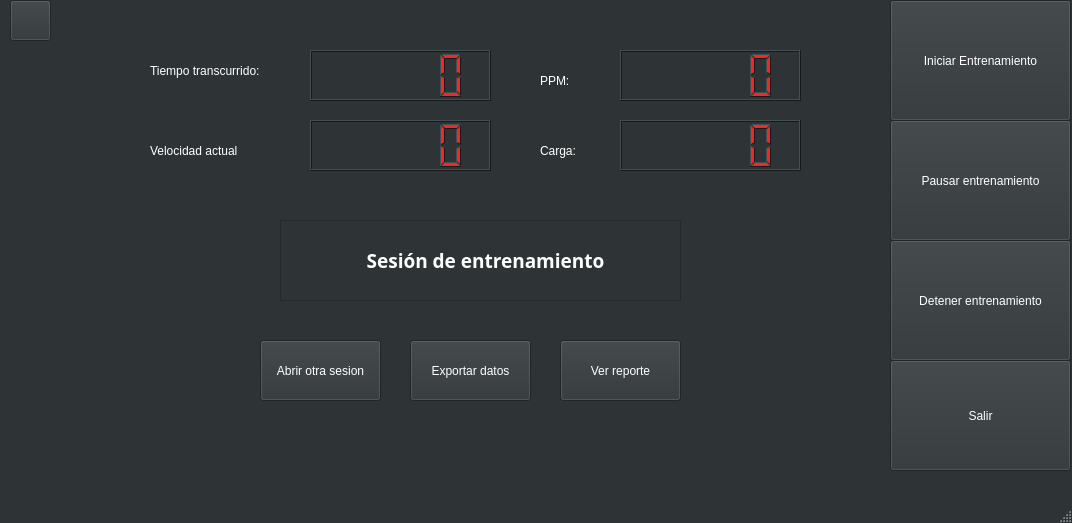
Old version of the form cardiowindow.ui in the repository JorgeGuerra99/software_sport_bike.
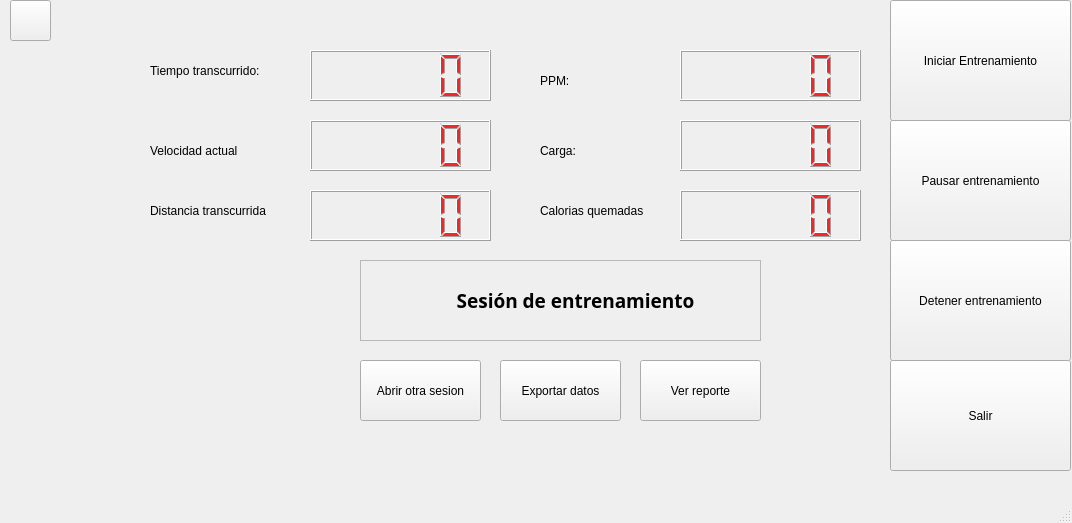
New version of the form. Icons and pictures are not drawn.

Commit message: 11feb saqué de weightloss el botón de exportar datos y puse ver reporte, además de la bipolaridad me salta una falla en weightloss que presiono detener y me cierra todo (se rompió:'( jaja) y agregué a cardió dos lcd que debe mostrar la distancia y calorias quemadas

Patch:
```diff
--- a/cardiowindow.ui
+++ b/cardiowindow.ui
@@ -76,15 +76,6 @@
        </color>
       </brush>
      </colorrole>
-     <colorrole role="BrightText">
-      <brush brushstyle="SolidPattern">
-       <color alpha="255">
-        <red>255</red>
-        <green>255</green>
-        <blue>255</blue>
-       </color>
-      </brush>
-     </colorrole>
      <colorrole role="ButtonText">
       <brush brushstyle="SolidPattern">
        <color alpha="255">
@@ -139,24 +130,6 @@
        </color>
       </brush>
      </colorrole>
-     <colorrole role="ToolTipBase">
-      <brush brushstyle="SolidPattern">
-       <color alpha="255">
-        <red>255</red>
-        <green>255</green>
-        <blue>220</blue>
-       </color>
-      </brush>
-     </colorrole>
-     <colorrole role="ToolTipText">
-      <brush brushstyle="SolidPattern">
-       <color alpha="255">
-        <red>0</red>
-        <green>0</green>
-        <blue>0</blue>
-       </color>
-      </brush>
-     </colorrole>
      <colorrole role="PlaceholderText">
       <brush brushstyle="SolidPattern">
        <color alpha="128">
@@ -171,153 +144,126 @@
      <colorrole role="WindowText">
       <brush brushstyle="SolidPattern">
        <color alpha="255">
-        <red>255</red>
-        <green>255</green>
-        <blue>255</blue>
+        <red>0</red>
+        <green>0</green>
+        <blue>0</blue>
        </color>
       </brush>
      </colorrole>
      <colorrole role="Button">
       <brush brushstyle="SolidPattern">
        <color alpha="255">
-        <red>46</red>
-        <green>52</green>
-        <blue>54</blue>
+        <red>239</red>
+        <green>239</green>
+        <blue>239</blue>
        </color>
       </brush>
      </colorrole>
      <colorrole role="Light">
       <brush brushstyle="SolidPattern">
        <color alpha="255">
-        <red>69</red>
-        <green>78</green>
-        <blue>81</blue>
+        <red>255</red>
+        <green>255</green>
+        <blue>255</blue>
        </color>
       </brush>
      </colorrole>
      <colorrole role="Midlight">
       <brush brushstyle="SolidPattern">
        <color alpha="255">
-        <red>57</red>
-        <green>65</green>
-        <blue>67</blue>
+        <red>202</red>
+        <green>202</green>
+        <blue>202</blue>
        </color>
       </brush>
      </colorrole>
      <colorrole role="Dark">
       <brush brushstyle="SolidPattern">
        <color alpha="255">
-        <red>23</red>
-        <green>26</green>
-        <blue>27</blue>
+        <red>159</red>
+        <green>159</green>
+        <blue>159</blue>
        </color>
       </brush>
      </colorrole>
      <colorrole role="Mid">
       <brush brushstyle="SolidPattern">
        <color alpha="255">
-        <red>31</red>
-        <green>35</green>
-        <blue>36</blue>
+        <red>184</red>
+        <green>184</green>
+        <blue>184</blue>
        </color>
       </brush>
      </colorrole>
      <colorrole role="Text">
       <brush brushstyle="SolidPattern">
        <color alpha="255">
-        <red>255</red>
-        <green>255</green>
-        <blue>255</blue>
-       </color>
-      </brush>
-     </colorrole>
-     <colorrole role="BrightText">
-      <brush brushstyle="SolidPattern">
-       <color alpha="255">
-        <red>255</red>
-        <green>255</green>
-        <blue>255</blue>
+        <red>0</red>
+        <green>0</green>
+        <blue>0</blue>
        </color>
       </brush>
      </colorrole>
      <colorrole role="ButtonText">
       <brush brushstyle="SolidPattern">
        <color alpha="255">
-        <red>255</red>
-        <green>255</green>
-        <blue>255</blue>
+        <red>0</red>
+        <green>0</green>
+        <blue>0</blue>
        </color>
       </brush>
      </colorrole>
      <colorrole role="Base">
       <brush brushstyle="SolidPattern">
        <color alpha="255">
-        <red>0</red>
-        <green>0</green>
-        <blue>0</blue>
+        <red>255</red>
+        <green>255</green>
+        <blue>255</blue>
        </color>
       </brush>
      </colorrole>
      <colorrole role="Window">
       <brush brushstyle="SolidPattern">
        <color alpha="255">
-        <red>46</red>
-        <green>52</green>
-        <blue>54</blue>
+        <red>239</red>
+        <green>239</green>
+        <blue>239</blue>
        </color>
       </brush>
      </colorrole>
      <colorrole role="Shadow">
       <brush brushstyle="SolidPattern">
        <color alpha="255">
-        <red>0</red>
-        <green>0</green>
-        <blue>0</blue>
+        <red>118</red>
+        <green>118</green>
+        <blue>118</blue>
        </color>
       </brush>
      </colorrole>
      <colorrole role="Highlight">
       <brush brushstyle="SolidPattern">
        <color alpha="255">
-        <red>78</red>
-        <green>154</green>
-        <blue>6</blue>
+        <red>48</red>
+        <green>140</green>
+        <blue>198</blue>
        </color>
       </brush>
      </colorrole>
      <colorrole role="AlternateBase">
       <brush brushstyle="SolidPattern">
        <color alpha="255">
-        <red>23</red>
-        <green>26</green>
-        <blue>27</blue>
-       </color>
-      </brush>
-     </colorrole>
-     <colorrole role="ToolTipBase">
-      <brush brushstyle="SolidPattern">
-       <color alpha="255">
-        <red>255</red>
-        <green>255</green>
-        <blue>220</blue>
-       </color>
-      </brush>
-     </colorrole>
-     <colorrole role="ToolTipText">
-      <brush brushstyle="SolidPattern">
-       <color alpha="255">
-        <red>0</red>
-        <green>0</green>
-        <blue>0</blue>
+        <red>247</red>
+        <green>247</green>
+        <blue>247</blue>
        </color>
       </brush>
      </colorrole>
      <colorrole role="PlaceholderText">
       <brush brushstyle="SolidPattern">
        <color alpha="128">
-        <red>255</red>
-        <green>255</green>
-        <blue>255</blue>
+        <red>0</red>
+        <green>0</green>
+        <blue>0</blue>
        </color>
       </brush>
      </colorrole>
@@ -386,15 +332,6 @@
        </color>
       </brush>
      </colorrole>
-     <colorrole role="BrightText">
-      <brush brushstyle="SolidPattern">
-       <color alpha="255">
-        <red>255</red>
-        <green>255</green>
-        <blue>255</blue>
-       </color>
-      </brush>
-     </colorrole>
      <colorrole role="ButtonText">
       <brush brushstyle="SolidPattern">
        <color alpha="255">
@@ -425,9 +362,9 @@
      <colorrole role="Shadow">
       <brush brushstyle="SolidPattern">
        <color alpha="255">
-        <red>0</red>
-        <green>0</green>
-        <blue>0</blue>
+        <red>177</red>
+        <green>177</green>
+        <blue>177</blue>
        </color>
       </brush>
      </colorrole>
@@ -443,39 +380,21 @@
      <colorrole role="AlternateBase">
       <brush brushstyle="SolidPattern">
        <color alpha="255">
-        <red>46</red>
-        <green>52</green>
-        <blue>54</blue>
+        <red>247</red>
+        <green>247</green>
+        <blue>247</blue>
        </color>
       </brush>
      </colorrole>
-     <colorrole role="ToolTipBase">
+     <colorrole role="PlaceholderText">
       <brush brushstyle="SolidPattern">
-       <color alpha="255">
-        <red>255</red>
-        <green>255</green>
-        <blue>220</blue>
-       </color>
-      </brush>
-     </colorrole>
-     <colorrole role="ToolTipText">
-      <brush brushstyle="SolidPattern">
-       <color alpha="255">
+       <color alpha="128">
         <red>0</red>
         <green>0</green>
         <blue>0</blue>
        </color>
       </brush>
      </colorrole>
-     <colorrole role="PlaceholderText">
-      <brush brushstyle="SolidPattern">
-       <color alpha="128">
-        <red>255</red>
-        <green>255</green>
-        <blue>255</blue>
-       </color>
-      </brush>
-     </colorrole>
     </disabled>
    </palette>
   </property>
@@ -632,7 +551,7 @@
    <widget class="QLCDNumber" name="lcdNumber_3">
     <property name="geometry">
      <rect>
-      <x>620</x>
+      <x>680</x>
       <y>120</y>
       <width>181</width>
       <height>51</height>
@@ -679,7 +598,7 @@
    <widget class="QLCDNumber" name="lcdNumber_4">
     <property name="geometry">
      <rect>
-      <x>620</x>
+      <x>680</x>
       <y>50</y>
       <width>181</width>
       <height>51</height>
@@ -765,8 +684,8 @@
    <widget class="QPushButton" name="pushButton_4">
     <property name="geometry">
      <rect>
-      <x>410</x>
-      <y>340</y>
+      <x>500</x>
+      <y>360</y>
       <width>121</width>
       <height>61</height>
      </rect>
@@ -791,8 +710,8 @@
    <widget class="QFrame" name="frame">
     <property name="geometry">
      <rect>
-      <x>280</x>
-      <y>220</y>
+      <x>360</x>
+      <y>260</y>
       <width>401</width>
       <height>81</height>
      </rect>
@@ -806,7 +725,7 @@
     <widget class="QLabel" name="label_5">
      <property name="geometry">
       <rect>
-       <x>20</x>
+       <x>30</x>
        <y>10</y>
        <width>371</width>
        <height>61</height>
@@ -816,7 +735,6 @@
       <font>
        <family>Source Code Pro</family>
        <pointsize>14</pointsize>
-       <weight>75</weight>
        <italic>false</italic>
        <bold>true</bold>
       </font>
@@ -835,8 +753,8 @@
    <widget class="QPushButton" name="pushButton_6">
     <property name="geometry">
      <rect>
-      <x>260</x>
-      <y>340</y>
+      <x>360</x>
+      <y>360</y>
       <width>121</width>
       <height>61</height>
      </rect>
@@ -871,8 +789,8 @@
    <widget class="QPushButton" name="pushButton_8">
     <property name="geometry">
      <rect>
-      <x>560</x>
-      <y>340</y>
+      <x>640</x>
+      <y>360</y>
       <width>121</width>
       <height>61</height>
      </rect>
@@ -881,6 +799,126 @@
      <string>Ver reporte</string>
     </property>
    </widget>
+   <widget class="QLabel" name="label_6">
+    <property name="geometry">
+     <rect>
+      <x>150</x>
+      <y>190</y>
+      <width>171</width>
+      <height>41</height>
+     </rect>
+    </property>
+    <property name="text">
+     <string>Distancia transcurrida</string>
+    </property>
+   </widget>
+   <widget class="QLabel" name="label_7">
+    <property name="geometry">
+     <rect>
+      <x>540</x>
+      <y>190</y>
+      <width>131</width>
+      <height>41</height>
+     </rect>
+    </property>
+    <property name="text">
+     <string>Calorias quemadas</string>
+    </property>
+   </widget>
+   <widget class="QLCDNumber" name="lcdNumber_6">
+    <property name="geometry">
+     <rect>
+      <x>680</x>
+      <y>190</y>
+      <width>181</width>
+      <height>51</height>
+     </rect>
+    </property>
+    <property name="palette">
+     <palette>
+      <active>
+       <colorrole role="WindowText">
+        <brush brushstyle="SolidPattern">
+         <color alpha="255">
+          <red>239</red>
+          <green>41</green>
+          <blue>41</blue>
+         </color>
+        </brush>
+       </colorrole>
+      </active>
+      <inactive>
+       <colorrole role="WindowText">
+        <brush brushstyle="SolidPattern">
+         <color alpha="255">
+          <red>239</red>
+          <green>41</green>
+          <blue>41</blue>
+         </color>
+        </brush>
+       </colorrole>
+      </inactive>
+      <disabled>
+       <colorrole role="WindowText">
+        <brush brushstyle="SolidPattern">
+         <color alpha="255">
+          <red>23</red>
+          <green>26</green>
+          <blue>27</blue>
+         </color>
+        </brush>
+       </colorrole>
+      </disabled>
+     </palette>
+    </property>
+   </widget>
+   <widget class="QLCDNumber" name="lcdNumber_5">
+    <property name="geometry">
+     <rect>
+      <x>310</x>
+      <y>190</y>
+      <width>181</width>
+      <height>51</height>
+     </rect>
+    </property>
+    <property name="palette">
+     <palette>
+      <active>
+       <colorrole role="WindowText">
+        <brush brushstyle="SolidPattern">
+         <color alpha="255">
+          <red>239</red>
+          <green>41</green>
+          <blue>41</blue>
+         </color>
+        </brush>
+       </colorrole>
+      </active>
+      <inactive>
+       <colorrole role="WindowText">
+        <brush brushstyle="SolidPattern">
+         <color alpha="255">
+          <red>239</red>
+          <green>41</green>
+          <blue>41</blue>
+         </color>
+        </brush>
+       </colorrole>
+      </inactive>
+      <disabled>
+       <colorrole role="WindowText">
+        <brush brushstyle="SolidPattern">
+         <color alpha="255">
+          <red>23</red>
+          <green>26</green>
+          <blue>27</blue>
+         </color>
+        </brush>
+       </colorrole>
+      </disabled>
+     </palette>
+    </property>
+   </widget>
   </widget>
   <widget class="QMenuBar" name="menubar">
    <property name="geometry">
```
The commit also changes 16 other files.
